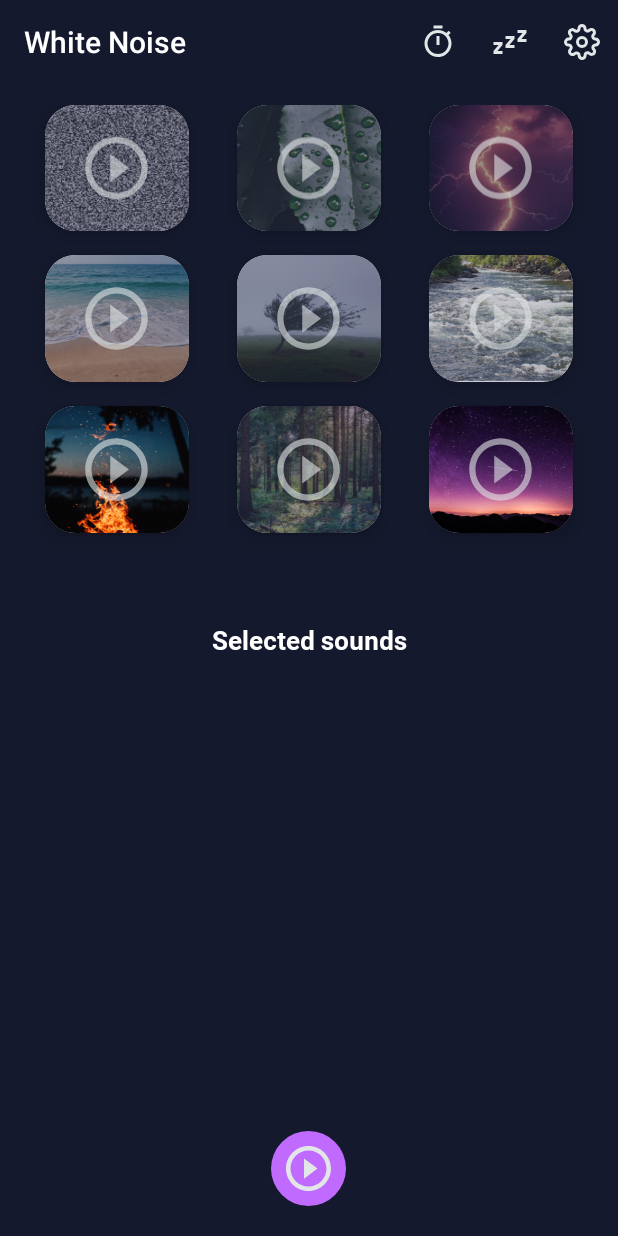
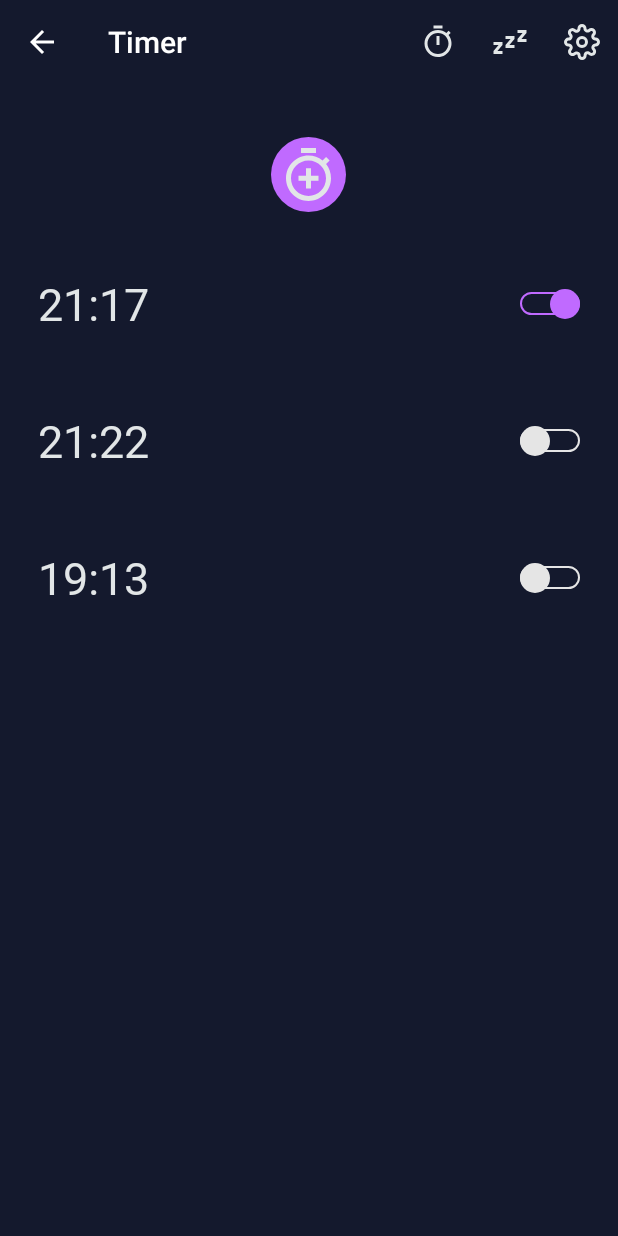
Before and after one commit to Zell0Coding/whitenoise, an Android app: the screen it shows after launch (MainActivity), after a tap on "Timer", on a phone screen of 412 x 824 dp. Run offline under Robolectric (Android 15) with nearby library versions, the phone set to English and light mode, and no system bars.

Commit message:
реализован экран таймера + его ресайклер

```diff
--- /dev/null
+++ b/app/src/main/java/com/meathammerstudio/whitenoise/Adapters/timerAdapter.java
@@ -0,0 +1,124 @@
+package com.meathammerstudio.whitenoise.Adapters;
+
+import android.content.Context;
+import android.util.Log;
+import android.view.LayoutInflater;
+import android.view.View;
+import android.view.ViewGroup;
+import android.widget.CompoundButton;
+import android.widget.TextView;
+
+import androidx.annotation.NonNull;
+import androidx.appcompat.widget.SwitchCompat;
+import androidx.recyclerview.widget.RecyclerView;
+
+import com.meathammerstudio.whitenoise.Models.Timer;
+import com.meathammerstudio.whitenoise.R;
+import com.meathammerstudio.whitenoise.Utills.ItemTouchHelperAdapter;
+
+import java.util.ArrayList;
+import java.util.Collections;
+import java.util.List;
+
+public class timerAdapter extends RecyclerView.Adapter<RecyclerView.ViewHolder> implements ItemTouchHelperAdapter {
+
+    private Context mContext;
+    private List<Timer> timers;
+
+    public timerAdapter(Context _context){
+        mContext = _context;
+        timers = new ArrayList<>();
+    }
+
+
+    @NonNull
+    @Override
+    public RecyclerView.ViewHolder onCreateViewHolder(@NonNull ViewGroup parent, int viewType) {
+
+        View view = LayoutInflater.from(mContext).inflate(R.layout.timer_item,parent,false);
+        return new item(view);
+    }
+
+    @Override
+    public void onBindViewHolder(@NonNull final RecyclerView.ViewHolder holder, int position) {
+
+        final item Item = (item)holder;
+
+        Item.time.setText(timers.get(position).getTime());
+
+        if(timers.get(position).isEnable()){
+            Item.mSwitchCompat.setChecked(true);
+            Item.mSwitchCompat.setThumbResource(R.drawable.switch_enable_thumb);
+            Item.mSwitchCompat.setTrackResource(R.drawable.switch_track);
+        }else{
+            Item.mSwitchCompat.setChecked(false);
+            Item.mSwitchCompat.setThumbResource(R.drawable.switch_disable_thumb);
+            Item.mSwitchCompat.setTrackResource(R.drawable.switch_disable);
+        }
+
+        Item.mSwitchCompat.setOnCheckedChangeListener(new CompoundButton.OnCheckedChangeListener() {
+            @Override
+            public void onCheckedChanged(CompoundButton buttonView, boolean isChecked) {
+                if(isChecked){
+                    Item.mSwitchCompat.setThumbResource(R.drawable.switch_enable_thumb);
+                    Item.mSwitchCompat.setTrackResource(R.drawable.switch_track);
+                    ReSelectItem(holder.getAdapterPosition(),true);
+                }else{
+                    Item.mSwitchCompat.setThumbResource(R.drawable.switch_disable_thumb);
+                    Item.mSwitchCompat.setTrackResource(R.drawable.switch_disable);
+                    ReSelectItem(holder.getAdapterPosition(),false);
+                }
+
+            }
+        });
+    }
+
+    @Override
+    public int getItemCount() {
+        return timers.size();
+    }
+
+    @Override
+    public boolean onItemMove(int fromPosition, int toPosition) {
+        Collections.swap(timers, fromPosition, toPosition);
+        notifyItemMoved(fromPosition, toPosition);
+        return true;
+    }
+
+    @Override
+    public void onItemDismiss(int position) {
+
+        timers.remove(position);
+        notifyItemRemoved(position);
+        notifyItemRangeChanged(position, timers.size());
+    }
+
+    public void addTimer(Timer timer){
+        timers.add(timer);
+        notifyDataSetChanged();
+    }
+
+    private void ReSelectItem(int position, boolean isEnable){
+        timers.get(position).setEnable(isEnable);
+        if(isEnable){
+            for(int i = 0; i < timers.size();i++){
+                if(i!=position){
+                    timers.get(i).setEnable(false);
+                    notifyItemChanged(i);
+                }
+            }
+        }
+    }
+
+    class item extends RecyclerView.ViewHolder{
+
+        TextView time;
+        SwitchCompat mSwitchCompat;
+
+         item(@NonNull View itemView) {
+            super(itemView);
+            time = itemView.findViewById(R.id.timer_time);
+            mSwitchCompat = itemView.findViewById(R.id.timer_switch);
+        }
+    }
+}
--- a/app/src/main/java/com/meathammerstudio/whitenoise/Controllers/MainActivity.java
+++ b/app/src/main/java/com/meathammerstudio/whitenoise/Controllers/MainActivity.java
@@ -1,5 +1,6 @@
 package com.meathammerstudio.whitenoise.Controllers;
 
+import androidx.appcompat.app.ActionBar;
 import androidx.appcompat.app.AppCompatActivity;
 import androidx.appcompat.widget.Toolbar;
 import androidx.fragment.app.FragmentTransaction;
@@ -9,6 +10,7 @@ import android.graphics.Point;
 import android.os.Bundle;
 import android.view.Display;
 import android.view.Menu;
+import android.view.MenuItem;
 
 import com.meathammerstudio.whitenoise.Models.Sound;
 import com.meathammerstudio.whitenoise.Models.SoundListiner;
@@ -20,6 +22,7 @@ import com.meathammerstudio.whitenoise.Services.musicServices;
 public class MainActivity extends AppCompatActivity{
 
     private Manager mManager;
+    private ActionBar mActionBar;
 
     @Override
     protected void onCreate(Bundle savedInstanceState) {
@@ -39,9 +42,14 @@ public class MainActivity extends AppCompatActivity{
 
         Toolbar mActionBarToolbar =  findViewById(R.id.toolbar_actionbar);
         setSupportActionBar(mActionBarToolbar);
+        mActionBar = getSupportActionBar();
 
-        addFragment(Utill.MUSIC_FRAGMENT);
+        mActionBar.setDisplayShowTitleEnabled(false);
 
+        FragmentTransaction fragmentTransaction = getSupportFragmentManager().beginTransaction();
+        PlayMusicFragment playMusicFragment = new PlayMusicFragment();
+        fragmentTransaction.replace(R.id.container,playMusicFragment);
+        fragmentTransaction.commit();
 
         Intent sound = new Intent(getApplicationContext(), musicServices.class );
         startService(sound);
@@ -54,6 +62,28 @@ public class MainActivity extends AppCompatActivity{
         return true;
     }
 
+
+    @Override
+    public boolean onOptionsItemSelected(MenuItem item) {
+
+        switch (item.getItemId()){
+            case R.id.timer:
+                addFragment(Utill.TIMER_FRAGMENT);
+                break;
+            case R.id.sleep:
+                //
+                break;
+            case R.id.settings:
+                //
+                break;
+            case android.R.id.home:
+                addFragment(Utill.MUSIC_FRAGMENT);
+                break;
+        }
+
+        return true;
+    }
+
     private void addFragment(String fragment){
         FragmentTransaction fragmentTransaction = getSupportFragmentManager().beginTransaction();
         switch (fragment){
@@ -61,6 +91,19 @@ public class MainActivity extends AppCompatActivity{
 
                 PlayMusicFragment playMusicFragment = new PlayMusicFragment();
                 fragmentTransaction.replace(R.id.container,playMusicFragment);
+                mActionBar.setDisplayHomeAsUpEnabled(false);
+                mActionBar.setDisplayShowHomeEnabled(false);
+                mActionBar.setDisplayShowTitleEnabled(false);
+
+                break;
+            case Utill.TIMER_FRAGMENT:
+                TimerFragment TimerFragment = new TimerFragment();
+                fragmentTransaction.replace(R.id.container,TimerFragment);
+                mActionBar.setDisplayHomeAsUpEnabled(true);
+                mActionBar.setDisplayShowHomeEnabled(true);
+                mActionBar.setDisplayShowTitleEnabled(true);
+                mActionBar.setTitle(R.string.timer);
+
                 break;
         }
         fragmentTransaction.commit();
--- a/app/src/main/java/com/meathammerstudio/whitenoise/Controllers/PlayMusicFragment.java
+++ b/app/src/main/java/com/meathammerstudio/whitenoise/Controllers/PlayMusicFragment.java
@@ -126,18 +126,7 @@ public class PlayMusicFragment extends Fragment implements View.OnClickListener,
     @Override
     public void onViewCreated(@NonNull View view, @Nullable Bundle savedInstanceState) {
         super.onViewCreated(view, savedInstanceState);
-
-        /*
-
-        /ItemTouchHelper.Callback callback = new SwipeToDeleteCallback(mMusicAdapter);
-                mItemTouchHelper = new ItemTouchHelper(callback);
-        mItemTouchHelper.attachToRecyclerView(mRecyclerView);
-
-
-         */
-
         reCreateSounds();
-
     }
 
     private void reCreateSounds(){
--- /dev/null
+++ b/app/src/main/java/com/meathammerstudio/whitenoise/Controllers/TimerFragment.java
@@ -0,0 +1,67 @@
+package com.meathammerstudio.whitenoise.Controllers;
+
+import android.os.Bundle;
+import android.view.LayoutInflater;
+import android.view.View;
+import android.view.ViewGroup;
+import android.widget.ImageButton;
+
+import androidx.annotation.NonNull;
+import androidx.annotation.Nullable;
+import androidx.fragment.app.Fragment;
+import androidx.recyclerview.widget.DefaultItemAnimator;
+import androidx.recyclerview.widget.ItemTouchHelper;
+import androidx.recyclerview.widget.LinearLayoutManager;
+import androidx.recyclerview.widget.RecyclerView;
+
+import com.meathammerstudio.whitenoise.Adapters.SwipeToDeleteCallback;
+import com.meathammerstudio.whitenoise.Adapters.timerAdapter;
+import com.meathammerstudio.whitenoise.Models.Timer;
+import com.meathammerstudio.whitenoise.R;
+
+public class TimerFragment extends Fragment {
+
+    private ImageButton addTimer;
+    private ItemTouchHelper mItemTouchHelper;
+    private RecyclerView timerRecycler;
+    private timerAdapter timerAdapter;
+
+    @Override
+    public void onCreate(@Nullable Bundle savedInstanceState) {
+        super.onCreate(savedInstanceState);
+    }
+
+    @Nullable
+    @Override
+    public View onCreateView(@NonNull LayoutInflater inflater, @Nullable ViewGroup container, @Nullable Bundle savedInstanceState) {
+
+        View view = inflater.inflate(R.layout.timer_fragment,container,false);
+
+        addTimer = view.findViewById(R.id.add_timer);
+
+        timerAdapter = new timerAdapter(getContext());
+
+        timerRecycler = view.findViewById(R.id.timer_recycler);
+        timerRecycler.setItemAnimator(new DefaultItemAnimator());
+        timerRecycler.setLayoutManager(new LinearLayoutManager(getContext()));
+        timerRecycler.setAdapter(timerAdapter);
+
+
+        return view;
+
+    }
+
+    @Override
+    public void onViewCreated(@NonNull View view, @Nullable Bundle savedInstanceState) {
+        super.onViewCreated(view, savedInstanceState);
+
+        ItemTouchHelper.Callback callback = new SwipeToDeleteCallback(timerAdapter);
+        mItemTouchHelper = new ItemTouchHelper(callback);
+        mItemTouchHelper.attachToRecyclerView(timerRecycler);
+
+        timerAdapter.addTimer(new Timer("21:17",true));
+        timerAdapter.addTimer(new Timer("21:22",false));
+        timerAdapter.addTimer(new Timer("19:13",false));
+
+    }
+}
--- /dev/null
+++ b/app/src/main/java/com/meathammerstudio/whitenoise/Models/Timer.java
@@ -0,0 +1,26 @@
+package com.meathammerstudio.whitenoise.Models;
+
+public class Timer {
+
+    private String time;
+    private boolean enable;
+
+
+    public Timer(String time, boolean enable) {
+        this.time = time;
+        this.enable = enable;
+    }
+
+    public String getTime() {
+        return time;
+    }
+    public void setTime(String time) {
+        this.time = time;
+    }
+    public boolean isEnable() {
+        return enable;
+    }
+    public void setEnable(boolean enable) {
+        this.enable = enable;
+    }
+}
--- a/app/src/main/java/com/meathammerstudio/whitenoise/Utills/Utill.java
+++ b/app/src/main/java/com/meathammerstudio/whitenoise/Utills/Utill.java
@@ -4,9 +4,10 @@ import com.meathammerstudio.whitenoise.R;
 
 public abstract class Utill {
 
-    public static final String MUSIC_FRAGMENT = "play_music";
-    public static final String TIMER_FRAGMENT = "timer";
+    public static final String MUSIC_FRAGMENT = "PlayMusicFragment";
+    public static final String TIMER_FRAGMENT = "TimerFragment";
     public static final String SETTINGS = "settings";
+    public static final String SLEEP_MODE = "sleep";
 
 
     // ---------------------  ЗВУКИ --------------------------
--- /dev/null
+++ b/app/src/main/res/drawable/ic_timer.xml
@@ -0,0 +1,17 @@
+<?xml version="1.0" encoding="utf-8"?>
+<vector xmlns:android="http://schemas.android.com/apk/res/android"
+    android:width="30dp"
+    android:height="35dp"
+    android:viewportWidth="30"
+    android:viewportHeight="35">
+
+    <path
+        android:fillColor="#E2E6E7"
+        android:pathData="M20 0H10V3.33333H20V0ZM13.3333 26.6667H16.6667V21.65V18.3167V13.3333H13.3333V18.3167V21.65V26.6667ZM26.7167 10.6333L29.0833 8.26667C28.3667 7.41667 27.5833 6.61667 26.7333 5.91667L24.3667 8.28333C21.7122 6.14721 18.4072 4.98282 15 4.98333C6.71667 4.98333 0 11.7 0 19.9833C0 28.2667 6.7 34.9833 15 34.9833C23.3 34.9833 30 28.2667 30 19.9833C30 16.4667 28.7667 13.2167 26.7167 10.6333ZM15 31.6667C8.55 31.6667 3.33333 26.45 3.33333 20C3.33333 13.55 8.55 8.33333 15 8.33333C21.45 8.33333 26.6667 13.55 26.6667 20C26.6667 26.45 21.45 31.6667 15 31.6667Z" />
+    <path
+        android:fillColor="#E2E6E7"
+        android:pathData="M13.3333 21.65V18.3167H8.33333V21.65H13.3333Z" />
+    <path
+        android:fillColor="#E2E6E7"
+        android:pathData="M16.6667 18.3167V21.65H21.6667V18.3167H16.6667Z" />
+</vector>
--- /dev/null
+++ b/app/src/main/res/drawable/switch_disable.xml
@@ -0,0 +1,18 @@
+<?xml version="1.0" encoding="UTF-8"?>
+<layer-list xmlns:android="http://schemas.android.com/apk/res/android">
+    <item android:gravity="center_vertical|fill_horizontal">
+        <shape
+            android:shape="rectangle">
+            <solid android:color="@android:color/transparent"/>
+            <size
+                android:height="15dp"
+                android:width="50dp">
+            </size>
+            <stroke
+                android:width="1dp"
+                android:color="#E5E5E5"/>
+            <corners
+                android:radius="20dp"/>
+        </shape>
+    </item>
+</layer-list>
--- /dev/null
+++ b/app/src/main/res/drawable/switch_disable_thumb.xml
@@ -0,0 +1,14 @@
+<?xml version="1.0" encoding="UTF-8"?>
+<shape xmlns:android="http://schemas.android.com/apk/res/android"
+    android:shape="oval" >
+
+    <gradient
+        android:angle="270"
+        android:endColor="@color/switch_disable"
+        android:startColor="@color/switch_disable" />
+
+    <size
+        android:height="20dp"
+        android:width="20dp" />
+
+</shape>
--- /dev/null
+++ b/app/src/main/res/drawable/switch_enable_thumb.xml
@@ -0,0 +1,14 @@
+<?xml version="1.0" encoding="UTF-8"?>
+<shape xmlns:android="http://schemas.android.com/apk/res/android"
+    android:shape="oval" >
+
+    <gradient
+        android:angle="270"
+        android:endColor="@color/colorSelected"
+        android:startColor="@color/colorSelected" />
+
+    <size
+        android:height="20dp"
+        android:width="20dp" />
+
+</shape>
--- /dev/null
+++ b/app/src/main/res/drawable/switch_track.xml
@@ -0,0 +1,18 @@
+<?xml version="1.0" encoding="UTF-8"?>
+<layer-list xmlns:android="http://schemas.android.com/apk/res/android">
+    <item android:gravity="center_vertical|fill_horizontal">
+    <shape
+        android:shape="rectangle">
+        <solid android:color="@android:color/transparent"/>
+        <size
+            android:height="15dp"
+            android:width="50dp">
+        </size>
+        <stroke
+            android:width="1dp"
+            android:color="@color/colorSelected"/>
+        <corners
+            android:radius="20dp"/>
+    </shape>
+    </item>
+</layer-list>
--- /dev/null
+++ b/app/src/main/res/layout/timer_fragment.xml
@@ -0,0 +1,32 @@
+<?xml version="1.0" encoding="utf-8"?>
+<LinearLayout
+    xmlns:android="http://schemas.android.com/apk/res/android"
+    android:orientation="vertical"
+    android:layout_width="match_parent"
+    android:layout_height="match_parent">
+
+    <ImageButton
+        android:id="@+id/add_timer"
+        android:layout_width="wrap_content"
+        android:layout_height="wrap_content"
+        android:src="@drawable/ic_timer"
+        android:background="@drawable/button_play_circle"
+        android:layout_gravity="center_horizontal"
+        android:layout_marginTop="35dp">
+    </ImageButton>
+
+    <RelativeLayout
+        android:layout_marginTop="15dp"
+        android:layout_width="match_parent"
+        android:layout_height="match_parent">
+
+        <androidx.recyclerview.widget.RecyclerView
+            android:id="@+id/timer_recycler"
+            android:layout_width="match_parent"
+            android:layout_height="match_parent">
+
+        </androidx.recyclerview.widget.RecyclerView>
+
+    </RelativeLayout>
+
+</LinearLayout>
--- /dev/null
+++ b/app/src/main/res/layout/timer_item.xml
@@ -0,0 +1,46 @@
+<?xml version="1.0" encoding="utf-8"?>
+<androidx.constraintlayout.widget.ConstraintLayout xmlns:android="http://schemas.android.com/apk/res/android"
+    xmlns:tools="http://schemas.android.com/tools"
+    xmlns:app="http://schemas.android.com/apk/res-auto"
+    android:orientation="horizontal"
+    android:layout_width="match_parent"
+    android:layout_height="wrap_content"
+    android:paddingBottom="25dp"
+    android:paddingTop="25dp"
+    android:paddingRight="25dp"
+    android:paddingStart="25dp"
+    android:paddingLeft="25dp"
+    android:paddingEnd="25dp">
+
+    <TextView
+        android:id="@+id/timer_time"
+        android:layout_width="wrap_content"
+        android:layout_height="wrap_content"
+        android:fontFamily="@font/roboto_regular"
+        android:textColor="@color/colorText"
+        android:textSize="30sp"
+        app:layout_constraintBottom_toBottomOf="parent"
+        app:layout_constraintStart_toStartOf="parent"
+        app:layout_constraintTop_toTopOf="parent"
+        tools:text="20:00">
+
+    </TextView>
+
+    <androidx.appcompat.widget.SwitchCompat
+
+        android:id="@+id/timer_switch"
+        android:layout_width="wrap_content"
+        android:layout_height="wrap_content"
+        android:checked="false"
+
+
+        app:thumbTint="@color/colorSelected"
+        app:track="@drawable/switch_track"
+
+        app:layout_constraintBottom_toBottomOf="parent"
+        app:layout_constraintEnd_toEndOf="parent"
+        app:layout_constraintTop_toTopOf="parent">
+
+    </androidx.appcompat.widget.SwitchCompat>
+
+</androidx.constraintlayout.widget.ConstraintLayout>
--- a/app/src/main/res/values/colors.xml
+++ b/app/src/main/res/values/colors.xml
@@ -4,5 +4,6 @@
     <color name="colorPrimary">#14192D</color>
     <color name="colorText">#E2E6E7</color>
     <color name="colorSelected">#C06AFF</color>
+    <color name="switch_disable">#E5E5E5</color>
 
 </resources>
--- a/app/src/main/res/values/styles.xml
+++ b/app/src/main/res/values/styles.xml
@@ -9,5 +9,4 @@
     </style>
 
 
-
 </resources>
```
